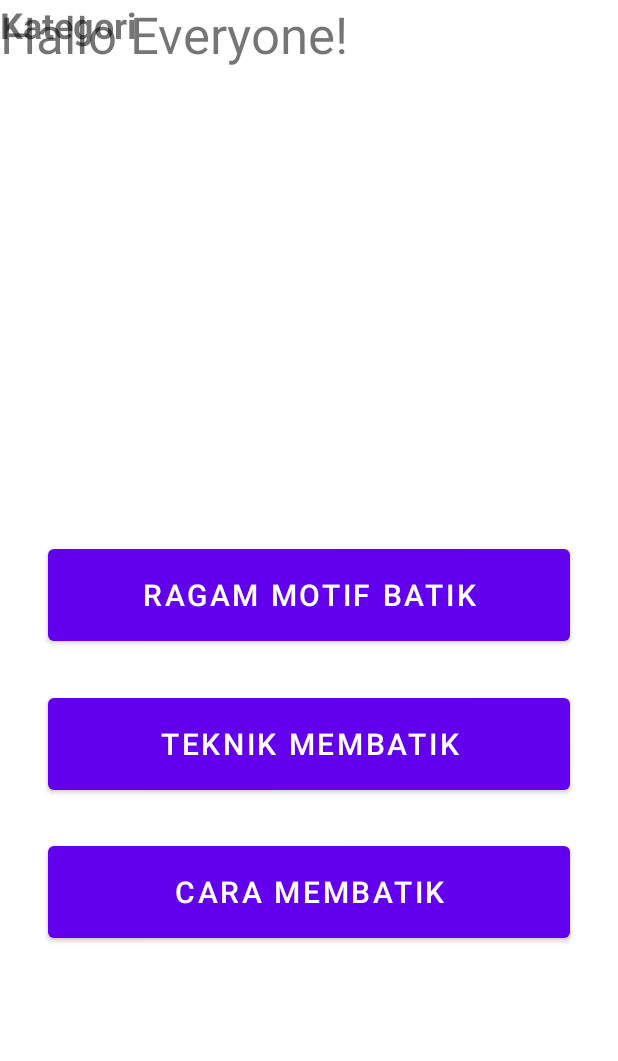
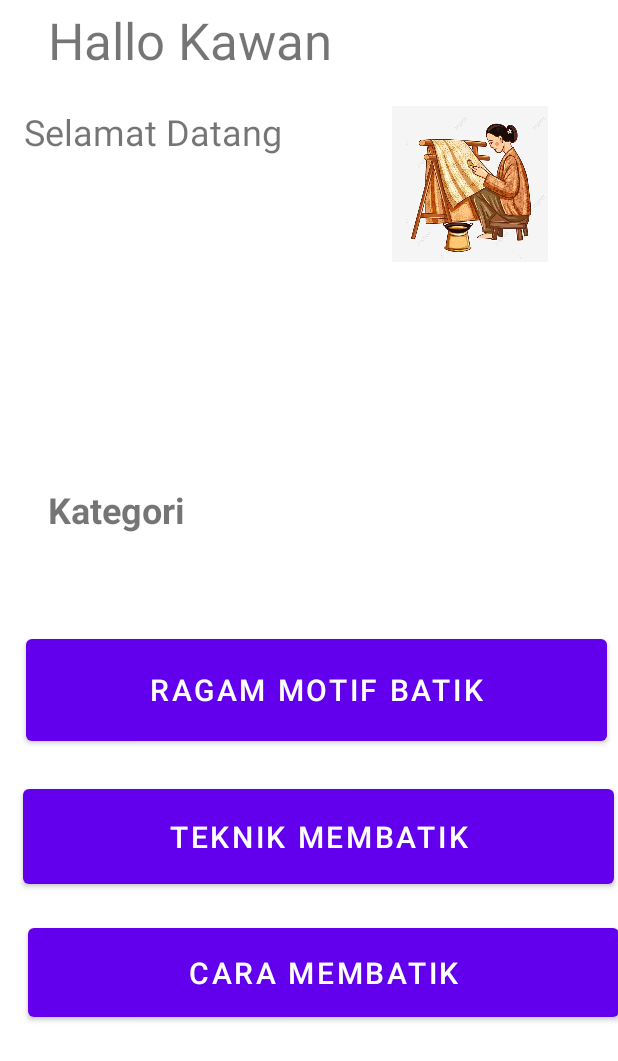
Before and after one commit to octaviadyah3/Batik-Lanjutan-Android, an Android app: the layout home_kategory.xml on its own in the app's theme, with its tools: preview values and no code run, on a phone screen of 412 x 824 dp. Shown: the top 1061 px of the screen. Run offline under Robolectric (Android 15) with nearby library versions, the phone set to English and light mode, and no system bars.

Commit message:
Teknik batik layout

```diff
--- a/app/src/main/res/layout/activity_main.xml
+++ b/app/src/main/res/layout/activity_main.xml
@@ -11,29 +11,42 @@
 
     <TextView
         android:id="@+id/textView2"
-        android:layout_width="287dp"
-        android:layout_height="192dp"
+        android:layout_width="0dp"
+        android:layout_height="0dp"
+        android:layout_marginStart="62dp"
+        android:layout_marginEnd="62dp"
+        android:layout_marginBottom="204dp"
         android:text="@string/pengenalan"
         android:textFontWeight="700"
         android:textSize="20dp"
-        tools:layout_editor_absoluteX="62dp"
-        tools:layout_editor_absoluteY="274dp" />
+        app:layout_constraintBottom_toTopOf="@+id/bottomNav"
+        app:layout_constraintEnd_toEndOf="parent"
+        app:layout_constraintStart_toStartOf="parent"
+        app:layout_constraintTop_toBottomOf="@+id/imageView" />
 
     <ImageView
         android:id="@+id/imageView"
         android:layout_width="wrap_content"
         android:layout_height="wrap_content"
-        app:srcCompat="@drawable/batikgeblekrenteng"
-        tools:layout_editor_absoluteX="60dp"
-        tools:layout_editor_absoluteY="26dp" />
+        android:layout_marginTop="26dp"
+        android:layout_marginBottom="20dp"
+        app:layout_constraintBottom_toTopOf="@+id/textView2"
+        app:layout_constraintEnd_toEndOf="parent"
+        app:layout_constraintStart_toStartOf="parent"
+        app:layout_constraintTop_toTopOf="parent"
+        app:srcCompat="@drawable/batikgeblekrenteng" />
 
 
     <com.google.android.material.bottomnavigation.BottomNavigationView
         android:id="@+id/bottomNav"
-        android:layout_width="411dp"
+        android:layout_width="0dp"
         android:layout_height="wrap_content"
-        app:menu="@menu/bottom_nav"
-        tools:layout_editor_absoluteY="670dp">
+        android:layout_marginBottom="5dp"
+        app:layout_constraintBottom_toBottomOf="parent"
+        app:layout_constraintEnd_toEndOf="parent"
+        app:layout_constraintStart_toStartOf="parent"
+        app:layout_constraintTop_toBottomOf="@+id/textView2"
+        app:menu="@menu/bottom_nav">
 
     </com.google.android.material.bottomnavigation.BottomNavigationView>
 </androidx.constraintlayout.widget.ConstraintLayout>
--- a/app/src/main/res/layout/home_kategory.xml
+++ b/app/src/main/res/layout/home_kategory.xml
@@ -6,60 +6,98 @@
     android:layout_height="match_parent">
 
     <Button
-        android:id="@+id/button"
-        android:layout_width="348dp"
-        android:layout_height="73dp"
-        android:layout_marginStart="25dp"
-        android:layout_marginTop="360dp"
-        android:layout_marginEnd="25dp"
+        android:id="@+id/btn_ragambatik"
+        android:layout_width="387dp"
+        android:layout_height="80dp"
+        android:layout_marginStart="24dp"
+        android:layout_marginTop="420dp"
+        android:layout_marginEnd="24dp"
         android:text="Ragam Motif Batik"
         android:textSize="20sp"
         app:layout_constraintEnd_toEndOf="parent"
+        app:layout_constraintHorizontal_bias="0.303"
         app:layout_constraintStart_toStartOf="parent"
         app:layout_constraintTop_toTopOf="parent" />
 
     <Button
-        android:id="@+id/button2"
-        android:layout_width="348dp"
-        android:layout_height="73dp"
-        android:layout_marginStart="25dp"
-        android:layout_marginTop="26dp"
-        android:layout_marginEnd="25dp"
+        android:id="@+id/btn_teknik"
+        android:layout_width="394dp"
+        android:layout_height="75dp"
+        android:layout_marginStart="24dp"
+        android:layout_marginTop="20dp"
+        android:layout_marginEnd="27dp"
         android:text="Teknik Membatik"
         android:textSize="20sp"
         app:layout_constraintEnd_toEndOf="parent"
+        app:layout_constraintHorizontal_bias="0.266"
         app:layout_constraintStart_toStartOf="parent"
-        app:layout_constraintTop_toBottomOf="@+id/button" />
+        app:layout_constraintTop_toBottomOf="@+id/btn_ragambatik" />
 
     <Button
-        android:id="@+id/button3"
-        android:layout_width="348dp"
-        android:layout_height="73dp"
-        android:layout_marginStart="25dp"
-        android:layout_marginTop="25dp"
-        android:layout_marginEnd="25dp"
+        android:id="@+id/btn_cara"
+        android:layout_width="394dp"
+        android:layout_height="71dp"
+        android:layout_marginStart="27dp"
+        android:layout_marginTop="16dp"
+        android:layout_marginEnd="27dp"
         android:text="Cara Membatik"
         android:textSize="20sp"
+        app:layout_constraintBottom_toBottomOf="parent"
         app:layout_constraintEnd_toEndOf="parent"
+        app:layout_constraintHorizontal_bias="0.241"
         app:layout_constraintStart_toStartOf="parent"
-        app:layout_constraintTop_toBottomOf="@+id/button2" />
+        app:layout_constraintTop_toBottomOf="@+id/btn_teknik"
+        app:layout_constraintVertical_bias="0.009" />
 
     <TextView
-        android:id="@+id/textView"
+        android:id="@+id/txtkawan"
         android:layout_width="251dp"
         android:layout_height="51dp"
-        android:text="Hallo Everyone!"
+        android:layout_marginTop="4dp"
+        android:text="Hallo Kawan"
         android:textSize="34sp"
-        tools:layout_editor_absoluteX="32dp"
-        tools:layout_editor_absoluteY="56dp" />
+        app:layout_constraintEnd_toEndOf="parent"
+        app:layout_constraintHorizontal_bias="0.2"
+        app:layout_constraintStart_toStartOf="parent"
+        app:layout_constraintTop_toTopOf="parent" />
 
     <TextView
-        android:id="@+id/textView3"
+        android:id="@+id/txt_kategori"
         android:layout_width="137dp"
         android:layout_height="47dp"
+        android:layout_marginBottom="21dp"
         android:text="Kategori"
         android:textSize="24sp"
         android:textStyle="bold"
-        tools:layout_editor_absoluteX="39dp"
-        tools:layout_editor_absoluteY="290dp" />
+        app:layout_constraintBottom_toTopOf="@+id/btn_ragambatik"
+        app:layout_constraintEnd_toEndOf="parent"
+        app:layout_constraintHorizontal_bias="0.116"
+        app:layout_constraintStart_toStartOf="parent"
+        app:layout_constraintTop_toBottomOf="@+id/img_home"
+        app:layout_constraintVertical_bias="0.84" />
+
+    <TextView
+        android:id="@+id/txt_selamat"
+        android:layout_width="196dp"
+        android:layout_height="47dp"
+        android:layout_marginTop="16dp"
+        android:text="Selamat Datang"
+        android:textSize="24sp"
+        app:layout_constraintEnd_toStartOf="@+id/img_home"
+        app:layout_constraintHorizontal_bias="0.452"
+        app:layout_constraintStart_toStartOf="parent"
+        app:layout_constraintTop_toBottomOf="@+id/txtkawan" />
+
+    <ImageView
+        android:id="@+id/img_home"
+        android:layout_width="165dp"
+        android:layout_height="104dp"
+        app:layout_constraintBottom_toTopOf="@+id/btn_ragambatik"
+        app:layout_constraintEnd_toEndOf="parent"
+        app:layout_constraintHorizontal_bias="0.934"
+        app:layout_constraintStart_toStartOf="parent"
+        app:layout_constraintTop_toBottomOf="@+id/txtkawan"
+        app:layout_constraintVertical_bias="0.059"
+        app:srcCompat="@drawable/homeimage" />
+
 </androidx.constraintlayout.widget.ConstraintLayout>
```
Also changed, not shown: app/src/main/res/drawable-v24/canting2.jpg (added), app/src/main/res/drawable-v24/cap.jpg (added), app/src/main/res/drawable-v24/homeimage.jpeg (added), app/src/main/res/drawable-v24/ikat.jpg (added), app/src/main/res/drawable-v24/nyolet.jpg (added).
